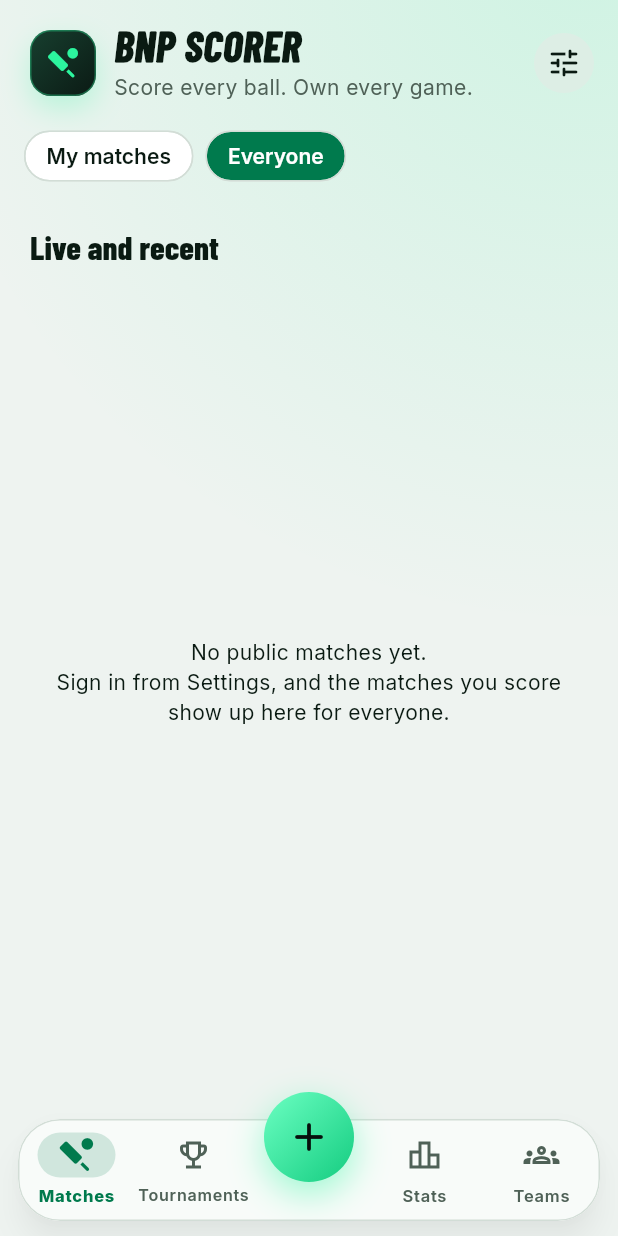
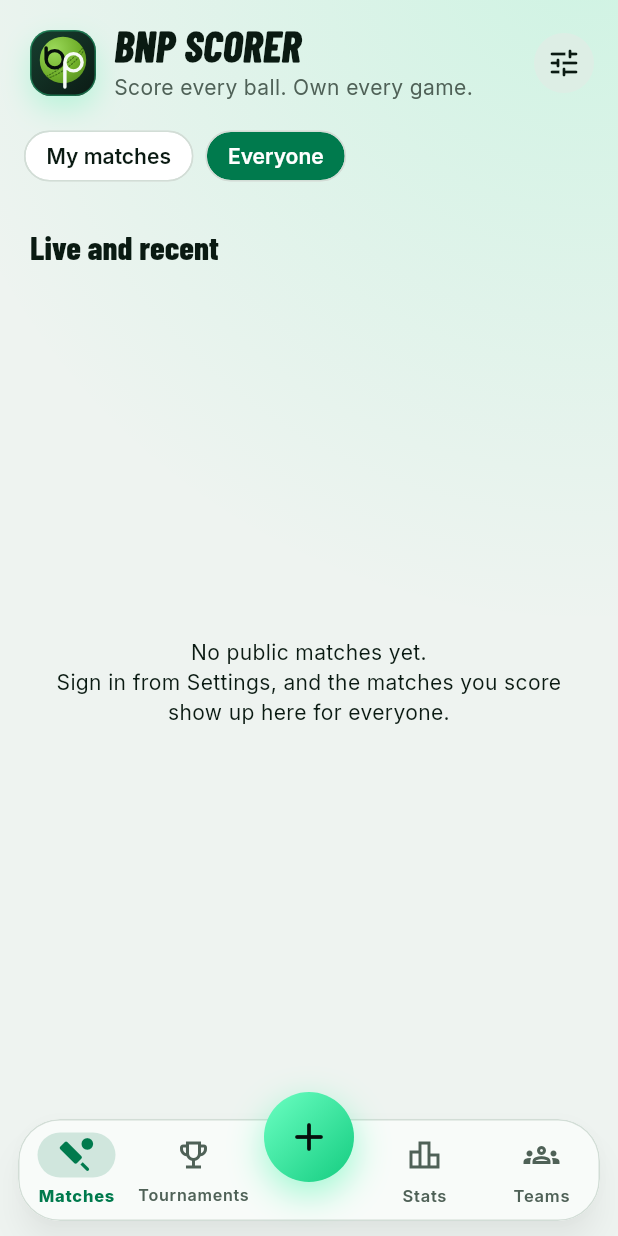
Before and after one commit to BitsNPixs/bnp-scorer, a Flutter app: the screen it shows after launch, after a tap on "Everyone", on a phone screen of 412 x 824 dp. Run offline on Flutter 3.47's test engine with Material 3 defaults, Android fonts, the phone set to English and light mode, and no system bars; our stand-ins replace cloud_firestore, file_picker, firebase_auth, firebase_core, flutter_riverpod, google_fonts and 3 more; accounts and stored records are empty.

Commit message:
Show the logo ball in the Matches header and on shared scorecards
The header's top-left square and the shared scorecard card still showed
Material's bat-and-ball icon next to the new logo. The logo's painting
moves out of the icon generator into widgets/logo_mark.dart, so LogoMark
draws the same ball in the app and the generator writes the files from it.
A test samples the layers' pixels and checks the mark stays in the safe
zone.

Analyze clean, 312 app tests pass, debug build OK.

Co-Authored-By: Claude Fable 5.1 <noreply@anthropic.com>

```diff
--- a/app/lib/screens/matches_tab.dart
+++ b/app/lib/screens/matches_tab.dart
@@ -7,6 +7,7 @@ import '../data/cloud_cups.dart';
 import '../state/providers.dart';
 import '../theme/app_theme.dart';
 import '../ui/motion.dart';
+import '../widgets/logo_mark.dart';
 import '../widgets/match_card.dart';
 import '../widgets/scoring_sheets.dart';
 import '../widgets/settings_sheet.dart';
@@ -382,7 +383,7 @@ class _HomeHeader extends StatelessWidget {
               border: Border.all(color: AppColors.neon.withValues(alpha: 0.35)),
               boxShadow: AppColors.glow(AppColors.neon, strength: 0.25, blur: 16),
             ),
-            child: const Icon(Icons.sports_cricket_rounded, color: AppColors.neon),
+            child: const Center(child: LogoMark(size: 36)),
           ),
           const SizedBox(width: 12),
           Expanded(
--- /dev/null
+++ b/app/lib/widgets/logo_mark.dart
@@ -0,0 +1,157 @@
+import 'dart:math' as math;
+
+import 'package:flutter/material.dart';
+
+import '../theme/app_theme.dart';
+
+/// The BNP Scorer logo, after the owner's sketch: a cricket ball in the
+/// Bits N Pixs green, with the company logo's thin geometric b and p drawn
+/// across it, the p's stem running out of the ball. On night surfaces the b
+/// is night, a cut-out of the ball, and the p chalk.
+///
+/// The art is on a 108-unit canvas, Android's adaptive-icon grid, and keeps
+/// everything that matters inside the central 72-unit safe zone
+/// ([logoSafeZone]). [LogoMark] shows the ball in the app;
+/// `tool/generate_app_icon_test.dart` writes the icon, splash and website
+/// files from the same [paintLogo].
+
+/// Which parts to draw; Android's adaptive icon wants them as separate images.
+enum LogoLayer { background, foreground, monochrome, full }
+
+/// Side of the drawing grid.
+const logoCanvas = 108.0;
+
+/// The part of the grid the mark stays inside.
+const logoSafeZone = Rect.fromLTWH(18, 18, 72, 72);
+
+/// The ball: centre and radius on the 108 grid, inside the 72-unit safe zone
+/// with room below for the p's stem.
+const _ballCenter = Offset(54, 50);
+const _ballRadius = 31.0;
+
+/// Stroke of the monoline letters, as thin as still reads at 48 dp.
+const _stroke = 4.6;
+
+/// The b: a stem on the left of a round bowl, in the ball's upper left.
+Path _letterB() {
+  const bowl = Offset(43, 49);
+  const r = 11.5;
+  return Path()
+    ..moveTo(bowl.dx - r, 34)
+    ..lineTo(bowl.dx - r, bowl.dy)
+    ..addOval(Rect.fromCircle(center: bowl, radius: r));
+}
+
+/// The p: a round bowl in the ball's lower right with a long stem that runs
+/// out of the ball, as in the sketch.
+Path _letterP() {
+  const bowl = Offset(68, 53);
+  const r = 11.5;
+  return Path()
+    ..addOval(Rect.fromCircle(center: bowl, radius: r))
+    ..moveTo(bowl.dx - r, bowl.dy)
+    ..lineTo(bowl.dx - r, 86);
+}
+
+Paint _line(Color color, {BlendMode blend = BlendMode.srcOver}) => Paint()
+  ..color = color
+  ..style = PaintingStyle.stroke
+  ..strokeWidth = _stroke
+  ..strokeCap = StrokeCap.round
+  ..blendMode = blend;
+
+void paintLogo(Canvas canvas, double unit, LogoLayer layer, {Rect? crop}) {
+  canvas.save();
+  if (crop != null) canvas.translate(-crop.left * unit, -crop.top * unit);
+  canvas.scale(unit);
+  const canvasRect = Rect.fromLTWH(0, 0, logoCanvas, logoCanvas);
+
+  if (layer == LogoLayer.background || layer == LogoLayer.full) {
+    canvas.drawRect(
+      canvasRect,
+      Paint()
+        ..shader = const RadialGradient(
+          center: Alignment(0, -0.2),
+          radius: 0.7,
+          colors: [AppColors.nightRaised, AppColors.night],
+        ).createShader(canvasRect),
+    );
+  }
+
+  if (layer != LogoLayer.background) {
+    final ball = Rect.fromCircle(center: _ballCenter, radius: _ballRadius);
+    if (layer == LogoLayer.monochrome) {
+      // Themed icons: a white ball with the letters punched out of it, and
+      // the p's stem white where it leaves the ball.
+      canvas.drawOval(ball, Paint()..color = Colors.white);
+      canvas.drawPath(_letterB(), _line(Colors.white, blend: BlendMode.clear));
+      canvas.drawPath(_letterP(), _line(Colors.white, blend: BlendMode.clear));
+      canvas.save();
+      canvas.clipPath(Path.combine(PathOperation.difference, Path()..addRect(canvasRect), Path()..addOval(ball)));
+      canvas.drawPath(_letterP(), _line(Colors.white));
+      canvas.restore();
+    } else {
+      // A lit sphere in the company green: light from the top left, a darker
+      // rim at the bottom right.
+      canvas.drawOval(
+        ball,
+        Paint()
+          ..shader = const RadialGradient(
+            center: Alignment(-0.4, -0.45),
+            radius: 1.05,
+            colors: [Color(0xFF9BD95A), AppColors.brandGreen, Color(0xFF497F1C)],
+            stops: [0, 0.55, 1],
+          ).createShader(ball),
+      );
+      // The seam: a great circle seen at a tilt, stitched on both sides, in
+      // a deeper green so it shapes the ball without fighting the letters.
+      canvas.save();
+      canvas.clipPath(Path()..addOval(ball));
+      canvas.translate(_ballCenter.dx, _ballCenter.dy);
+      canvas.rotate(-38 * math.pi / 180);
+      final stitch = Paint()
+        ..color = const Color(0xFF2F5C10).withValues(alpha: 0.75)
+        ..style = PaintingStyle.stroke
+        ..strokeWidth = 1.5
+        ..strokeCap = StrokeCap.round;
+      for (final side in [-2.6, 2.6]) {
+        final row = Path()
+          ..addArc(Rect.fromCenter(center: Offset.zero, width: 2 * (_ballRadius + 6), height: 2 * (9 + side)), 0, math.pi);
+        for (final metric in row.computeMetrics()) {
+          for (var d = 0.0; d < metric.length; d += 4.2) {
+            canvas.drawPath(metric.extractPath(d, math.min(d + 1.8, metric.length)), stitch);
+          }
+        }
+      }
+      canvas.restore();
+      // The letters: the b in night, as if cut out of the ball, and the p in
+      // chalk, its stem running down out of the ball onto the night.
+      canvas.drawPath(_letterB(), _line(AppColors.night));
+      canvas.drawPath(_letterP(), _line(const Color(0xFFF6FAF7)));
+    }
+  }
+  canvas.restore();
+}
+
+/// The ball alone, [size] wide, for the app's own headers.
+class LogoMark extends StatelessWidget {
+  const LogoMark({super.key, this.size = 44});
+
+  final double size;
+
+  @override
+  Widget build(BuildContext context) => ExcludeSemantics(
+    child: CustomPaint(size: Size.square(size), painter: const _LogoPainter()),
+  );
+}
+
+class _LogoPainter extends CustomPainter {
+  const _LogoPainter();
+
+  @override
+  void paint(Canvas canvas, Size size) =>
+      paintLogo(canvas, size.width / logoSafeZone.width, LogoLayer.foreground, crop: logoSafeZone);
+
+  @override
+  bool shouldRepaint(_LogoPainter old) => false;
+}
--- a/app/lib/widgets/share_scorecard_sheet.dart
+++ b/app/lib/widgets/share_scorecard_sheet.dart
@@ -9,6 +9,7 @@ import '../state/providers.dart';
 import '../theme/app_theme.dart';
 import '../ui/feedback.dart';
 import '../ui/format.dart';
+import 'logo_mark.dart';
 import 'scoring_sheets.dart';
 
 const _imageScale = 3.0;
@@ -90,7 +91,7 @@ class ScorecardCard extends StatelessWidget {
         children: [
           Row(
             children: [
-              const Icon(Icons.sports_cricket_rounded, color: AppColors.neon, size: 20),
+              const LogoMark(size: 22),
               const SizedBox(width: 8),
               Expanded(
                 child: Text(
```
Also changed, not shown: app/tool/generate_app_icon_test.dart (+12 -129 lines), 4 other files.
